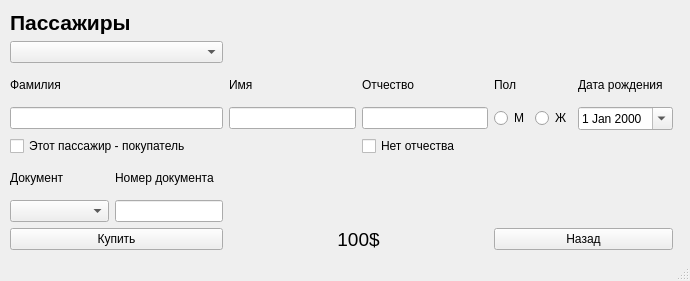
Qt form data/etc/Passenger.ui (Substance-live/Train_application) before a commit.
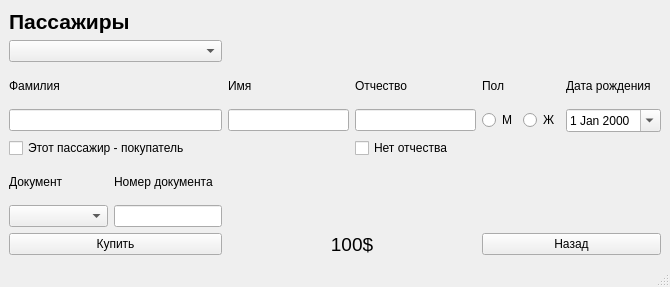
The same form after that commit.

Patch:
```diff
--- a/data/etc/Passenger.ui
+++ b/data/etc/Passenger.ui
@@ -6,8 +6,8 @@
    <rect>
     <x>0</x>
     <y>0</y>
-    <width>690</width>
-    <height>281</height>
+    <width>670</width>
+    <height>287</height>
    </rect>
   </property>
   <property name="minimumSize">
@@ -26,15 +26,8 @@
    <string>Passenger</string>
   </property>
   <widget class="QWidget" name="centralwidget">
-   <widget class="QWidget" name="layoutWidget">
-    <property name="geometry">
-     <rect>
-      <x>10</x>
-      <y>10</y>
-      <width>663</width>
-      <height>241</height>
-     </rect>
-    </property>
+   <layout class="QGridLayout" name="gridLayout_2">
+    <item row="0" column="0">
     <layout class="QGridLayout" name="gridLayout">
      <item row="6" column="1">
       <widget class="QLineEdit" name="line_num_document">
@@ -364,7 +357,8 @@
       </widget>
      </item>
     </layout>
-   </widget>
+    </item>
+   </layout>
   </widget>
   <widget class="QStatusBar" name="statusbar"/>
  </widget>
```
Lines whose indentation alone changed are shown as unchanged.
